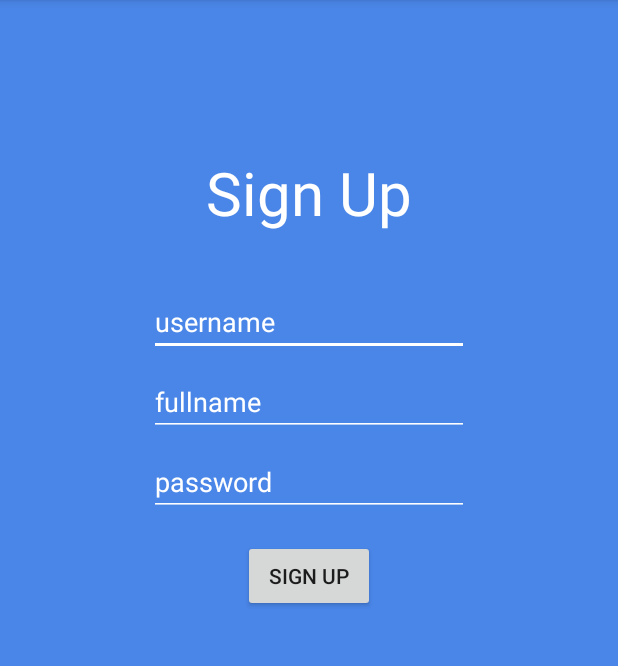
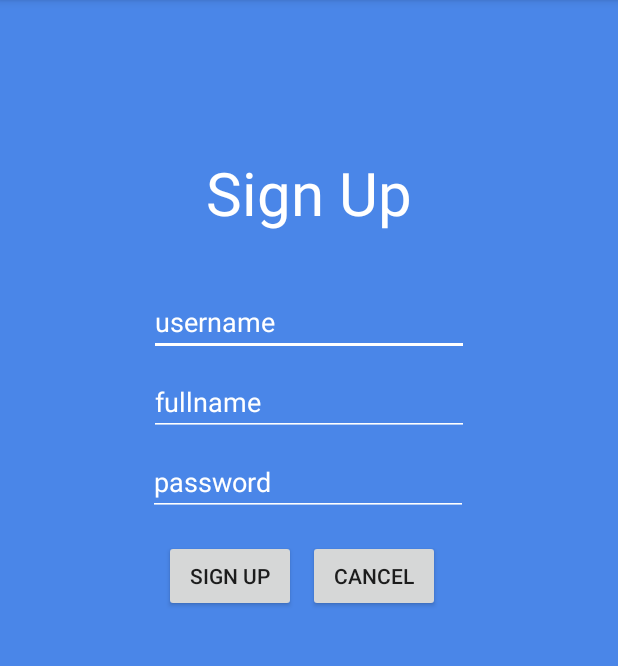
Before and after one commit to aesophor/DingDong, an Android app: the SignUpActivity screen opened directly, with no data from a screen before it, on a phone screen of 412 x 824 dp, the part 84-750 px from its top. Run offline under Robolectric (Android 15) with nearby library versions, the phone set to English and light mode, and no system bars.

Commit message:
imporve ui

```diff
--- a/DingDong/app/src/main/java/com/example/aesophor/dingdong/SignUpActivity.java
+++ b/DingDong/app/src/main/java/com/example/aesophor/dingdong/SignUpActivity.java
@@ -1,9 +1,11 @@
 package com.example.aesophor.dingdong;
 
 import android.content.Intent;
+import android.support.annotation.Nullable;
 import android.support.v7.app.AppCompatActivity;
 import android.os.Bundle;
 import android.view.View;
+import android.widget.Button;
 import android.widget.EditText;
 import android.widget.TextView;
 
@@ -21,6 +23,14 @@ public class SignUpActivity extends AppCompatActivity {
             @Override
             public void onClick(View v) {
                 signUp();
+            }
+        });
+
+        findViewById(R.id.cancelButton).setOnClickListener(new Button.OnClickListener() {
+            @Override
+            public void onClick(View view) {
+                startActivity(new Intent(SignUpActivity.this, SignInActivity.class));
+                finish();
             }
         });
     }
--- a/DingDong/app/src/main/res/layout/activity_sign_up.xml
+++ b/DingDong/app/src/main/res/layout/activity_sign_up.xml
@@ -62,18 +62,21 @@
         android:textColor="@android:color/background_light"
         android:textColorHighlight="@android:color/background_light"
         android:textColorHint="@android:color/background_light"
-        app:layout_constraintStart_toStartOf="@+id/fullnameField"
+        app:layout_constraintEnd_toStartOf="@+id/cancelButton"
+        app:layout_constraintStart_toStartOf="@+id/cancelButton"
         app:layout_constraintTop_toBottomOf="@+id/fullnameField" />
 
     <Button
         android:id="@+id/signUpButton"
         android:layout_width="wrap_content"
         android:layout_height="wrap_content"
-        android:layout_marginTop="16dp"
+        android:layout_marginEnd="8dp"
+        android:layout_marginRight="8dp"
         android:text="Sign Up"
-        app:layout_constraintEnd_toEndOf="parent"
-        app:layout_constraintStart_toStartOf="parent"
-        app:layout_constraintTop_toBottomOf="@+id/passwordField" />
+        app:layout_constraintBaseline_toBaselineOf="@+id/cancelButton"
+        app:layout_constraintEnd_toStartOf="@+id/cancelButton"
+        app:layout_constraintHorizontal_chainStyle="packed"
+        app:layout_constraintStart_toStartOf="parent" />
 
     <TextView
         android:id="@+id/errorMe"
@@ -84,4 +87,16 @@
         app:layout_constraintBottom_toTopOf="@+id/usernameField"
         app:layout_constraintEnd_toEndOf="parent"
         app:layout_constraintStart_toStartOf="parent" />
+
+    <Button
+        android:id="@+id/cancelButton"
+        android:layout_width="wrap_content"
+        android:layout_height="wrap_content"
+        android:layout_marginTop="16dp"
+        android:layout_marginEnd="9dp"
+        android:layout_marginRight="9dp"
+        android:text="Cancel"
+        app:layout_constraintEnd_toEndOf="parent"
+        app:layout_constraintStart_toEndOf="@+id/signUpButton"
+        app:layout_constraintTop_toBottomOf="@+id/passwordField" />
 </android.support.constraint.ConstraintLayout>
```
Also changed, not shown: DingDong/app/src/main/java/com/example/aesophor/dingdong/MessengerActivity.java (+8 -0 lines), DingDong/app/src/main/res/mipmap-hdpi/ic_launcher.png (deleted), DingDong/app/src/main/res/mipmap-hdpi/ic_launcher_round.png (deleted), DingDong/app/src/main/res/mipmap-mdpi/ic_launcher.png (deleted), DingDong/app/src/main/res/mipmap-mdpi/ic_launcher_round.png (deleted), DingDong/app/src/main/res/mipmap-xhdpi/ic_launcher.png (deleted), DingDong/app/src/main/res/mipmap-xhdpi/ic_launcher_round.png (deleted), 1 other file.
